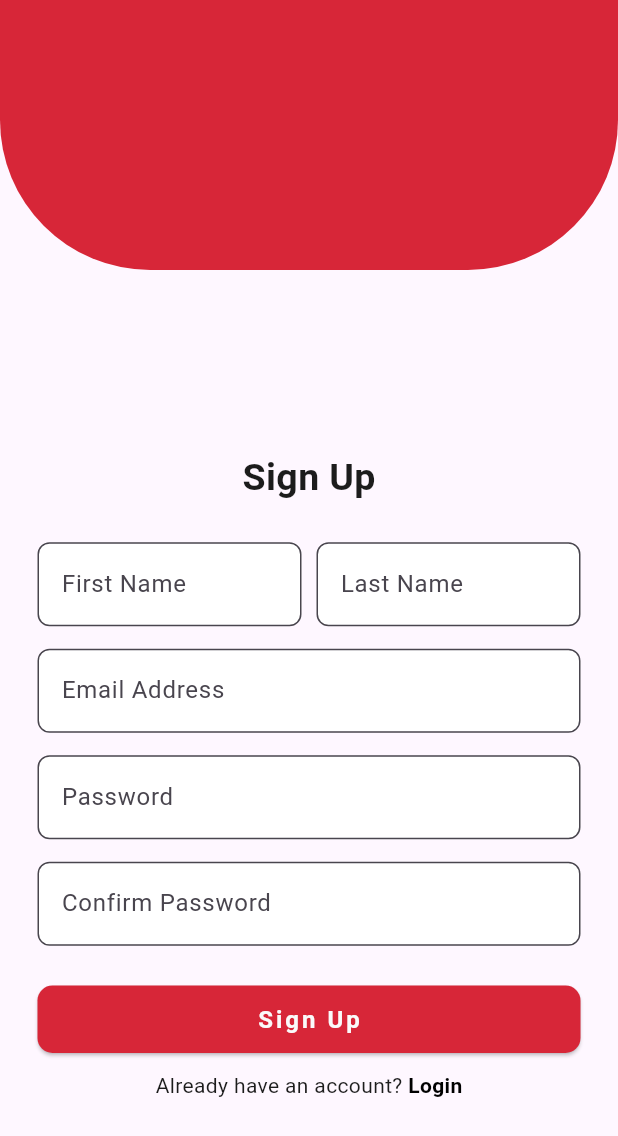
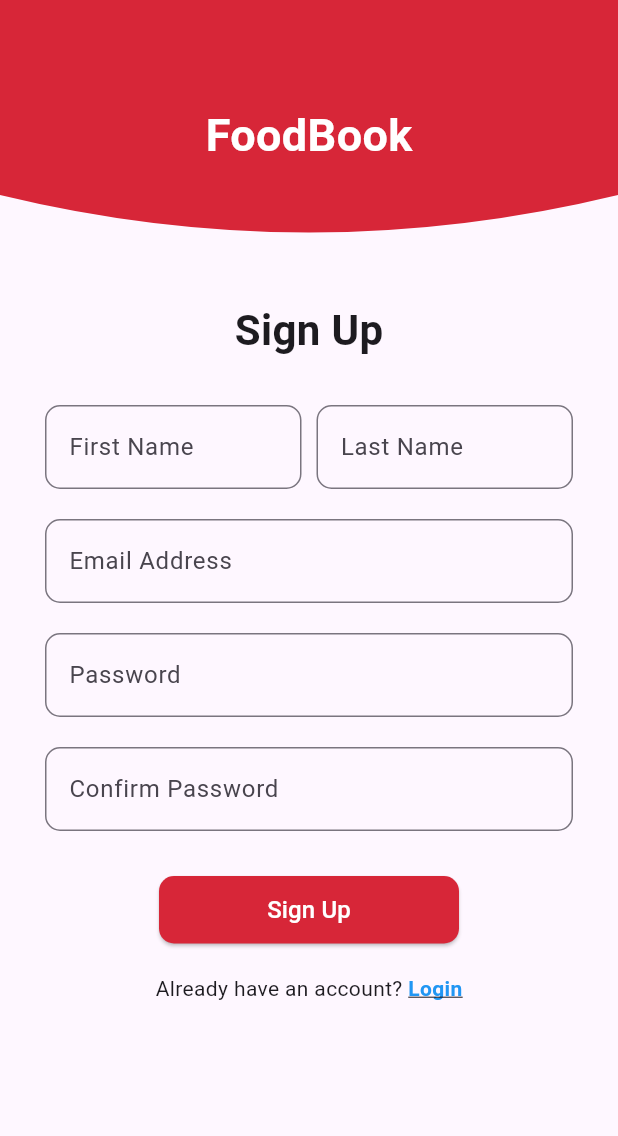
Before and after one commit to mimawibeth/foodbook, a Flutter app: the screen it shows after launch, after a tap on "Login", after a tap on "Sign up", on a phone screen of 412 x 824 dp. Shown: the top 1136 px of the screen. Run offline on Flutter 3.47's test engine with Material 3 defaults, Android fonts, the phone set to English and light mode, and no system bars; our stand-ins replace cloud_firestore, firebase_core; accounts and stored records are empty.

```diff
--- a/lib/auth/login.dart
+++ b/lib/auth/login.dart
@@ -1,7 +1,6 @@
 import 'package:cce106_flutter_project/auth/register.dart';
 import 'package:cce106_flutter_project/views/dashboard.dart';
 import 'package:flutter/material.dart';
-import 'package:firebase_auth/firebase_auth.dart';
 
 class FoodBook extends StatefulWidget {
   const FoodBook({super.key});
@@ -11,11 +10,10 @@ class FoodBook extends StatefulWidget {
 }
 
 class _FoodBookState extends State<FoodBook> {
-  TextEditingController emailController = TextEditingController();
+  TextEditingController usernameController = TextEditingController();
   TextEditingController passwordController = TextEditingController();
   late String errorMessage;
   late bool isError;
-  bool isLoading = false;
 
   @override
   void initState() {
@@ -24,60 +22,19 @@ class _FoodBookState extends State<FoodBook> {
     super.initState();
   }
 
-  void checkLogin(String email, String password) async {
+  void checkLogin(String username, String password) {
     setState(() {
+      if (username.isEmpty) {
+        errorMessage = "Please enter your Email";
+        isError = true;
+      } else if (password.isEmpty) {
+        errorMessage = "Please enter your password";
+        isError = true;
+      } else {
         errorMessage = "";
         isError = false;
-    });
-
-    if (email.isEmpty) {
-      setState(() {
-        errorMessage = "Please enter your Email";
-        isError = true;
-      });
-      return;
-    }
-
-    if (password.isEmpty) {
-      setState(() {
-        errorMessage = "Please enter your password";
-        isError = true;
-      });
-      return;
-    }
-
-    setState(() {
-      isLoading = true;
-    });
-
-    try {
-      // Firebase authentication
-      await FirebaseAuth.instance.signInWithEmailAndPassword(
-        email: email.trim(),
-        password: password.trim(),
-      );
-
-      // Successful login, navigate to Dashboard
-      Navigator.pushReplacement(
-        context,
-        MaterialPageRoute(builder: (context) => const Dashboard()),
-      );
-    } on FirebaseAuthException catch (e) {
-      setState(() {
-        isError = true;
-        if (e.code == 'user-not-found') {
-          errorMessage = "No user found for that email.";
-        } else if (e.code == 'wrong-password') {
-          errorMessage = "Incorrect password.";
-        } else {
-          errorMessage = e.message ?? "Login failed";
       }
     });
-    } finally {
-      setState(() {
-        isLoading = false;
-      });
-    }
   }
 
   @override
@@ -87,17 +44,14 @@ class _FoodBookState extends State<FoodBook> {
       body: Column(
         children: [
           // Top branding with curve
-          Container(
-            height: 220,
-            decoration: const BoxDecoration(
-              color: Color(0xFFD72638),
-              borderRadius: BorderRadius.only(
-                bottomLeft: Radius.circular(100),
-                bottomRight: Radius.circular(100),
-              ),
-            ),
-            child: const Center(
-              child: Text(
+          ClipPath(
+            clipper: CurveClipper(),
+            child: Container(
+              height: 230,
+              width: double.infinity,
+              color: const Color(0xFFD72638),
+              alignment: Alignment.center,
+              child: const Text(
                 "FoodBook",
                 style: TextStyle(
                   fontSize: 30,
@@ -116,6 +70,7 @@ class _FoodBookState extends State<FoodBook> {
                   mainAxisAlignment: MainAxisAlignment.center,
                   crossAxisAlignment: CrossAxisAlignment.start,
                   children: [
+                    // Login title
                     Row(
                       mainAxisAlignment: MainAxisAlignment.center,
                       children: [
@@ -130,6 +85,7 @@ class _FoodBookState extends State<FoodBook> {
                     ),
                     const SizedBox(height: 20),
 
+                    // Email
                     const Text(
                       "Email Address",
                       style: TextStyle(
@@ -140,7 +96,7 @@ class _FoodBookState extends State<FoodBook> {
                     ),
                     const SizedBox(height: 5),
                     TextField(
-                      controller: emailController,
+                      controller: usernameController,
                       decoration: InputDecoration(
                         hintText: "Email Address",
                         filled: true,
@@ -148,11 +104,18 @@ class _FoodBookState extends State<FoodBook> {
                         border: OutlineInputBorder(
                           borderRadius: BorderRadius.circular(8),
                         ),
+                        focusedBorder: const OutlineInputBorder(
+                          borderSide: BorderSide(
+                            color: Color(0xFF1C1C1C),
+                            width: 2,
+                          ),
+                        ),
                       ),
                     ),
 
                     const SizedBox(height: 15),
 
+                    // Password
                     const Text(
                       "Password",
                       style: TextStyle(
@@ -172,9 +135,16 @@ class _FoodBookState extends State<FoodBook> {
                         border: OutlineInputBorder(
                           borderRadius: BorderRadius.circular(8),
                         ),
+                        focusedBorder: const OutlineInputBorder(
+                          borderSide: BorderSide(
+                            color: Color(0xFF1C1C1C),
+                            width: 2,
+                          ),
+                        ),
                       ),
                     ),
 
+                    // Forgot Password
                     Align(
                       alignment: Alignment.centerRight,
                       child: TextButton(
@@ -197,10 +167,12 @@ class _FoodBookState extends State<FoodBook> {
 
                     const SizedBox(height: 10),
 
+                    // Error message
                     if (isError) Text(errorMessage, style: errorTextStyle),
 
                     const SizedBox(height: 15),
 
+                    // Login Button
                     ElevatedButton(
                       style: ElevatedButton.styleFrom(
                         minimumSize: const Size.fromHeight(50),
@@ -209,17 +181,21 @@ class _FoodBookState extends State<FoodBook> {
                           borderRadius: BorderRadius.circular(8),
                         ),
                       ),
-                      onPressed: isLoading
-                          ? null
-                          : () {
+                      onPressed: () {
                         checkLogin(
-                                emailController.text,
+                          usernameController.text,
                           passwordController.text,
                         );
+                        if (!isError) {
+                          Navigator.push(
+                            context,
+                            MaterialPageRoute(
+                              builder: (context) => const Dashboard(),
+                            ),
+                          );
+                        }
                       },
-                      child: isLoading
-                          ? const CircularProgressIndicator(color: Colors.white)
-                          : const Text(
+                      child: const Text(
                         "Login",
                         style: TextStyle(
                           fontWeight: FontWeight.bold,
@@ -229,9 +205,9 @@ class _FoodBookState extends State<FoodBook> {
                         ),
                       ),
                     ),
-
                     const SizedBox(height: 15),
 
+                    // Sign up prompt
                     Row(
                       mainAxisAlignment: MainAxisAlignment.center,
                       children: [
@@ -251,7 +227,7 @@ class _FoodBookState extends State<FoodBook> {
                           child: const Text(
                             "Sign up",
                             style: TextStyle(
-                              color: Color(0xFF1C1C1C),
+                              color: Color.fromARGB(255, 65, 106, 242),
                               fontWeight: FontWeight.bold,
                               decoration: TextDecoration.underline,
                             ),
@@ -283,3 +259,30 @@ var errorTextStyle = const TextStyle(
   fontSize: 13,
   color: Colors.red,
 );
+
+var textstyle2 = const TextStyle(
+  fontWeight: FontWeight.bold,
+  letterSpacing: 2,
+  fontSize: 14,
+  color: Colors.white,
+);
+
+class CurveClipper extends CustomClipper<Path> {
+  @override
+  Path getClip(Size size) {
+    var path = Path();
+    path.lineTo(0, size.height - 50);
+    path.quadraticBezierTo(
+      size.width / 2,
+      size.height,
+      size.width,
+      size.height - 50,
+    );
+    path.lineTo(size.width, 0);
+    path.close();
+    return path;
+  }
+
+  @override
+  bool shouldReclip(covariant CustomClipper<Path> oldClipper) => false;
+}
--- a/lib/auth/register.dart
+++ b/lib/auth/register.dart
@@ -1,138 +1,29 @@
 import 'package:cce106_flutter_project/auth/login.dart';
 import 'package:flutter/material.dart';
-import 'package:firebase_auth/firebase_auth.dart';
-import 'package:cloud_firestore/cloud_firestore.dart';
-import '../views/dashboard.dart';
 
-class RegisterPage extends StatefulWidget {
-  // ✅ Changed to StatefulWidget
+class RegisterPage extends StatelessWidget {
   const RegisterPage({super.key});
-
-  @override
-  State<RegisterPage> createState() => _RegisterPageState();
-}
-
-class _RegisterPageState extends State<RegisterPage> {
-  final TextEditingController firstNameController = TextEditingController();
-  final TextEditingController lastNameController = TextEditingController();
-  final TextEditingController emailController = TextEditingController();
-  final TextEditingController passwordController = TextEditingController();
-  final TextEditingController confirmPasswordController =
-      TextEditingController();
-
-  late String errorMessage;
-  late bool isError;
-  bool isLoading = false;
-
-  @override
-  void initState() {
-    errorMessage = "";
-    isError = false;
-    super.initState();
-  }
-
-  void checkRegister() async {
-    setState(() {
-      errorMessage = "";
-      isError = false;
-    });
-
-    if (firstNameController.text.isEmpty) {
-      setState(() {
-        errorMessage = "Please enter your first name";
-        isError = true;
-      });
-      return;
-    }
-    if (lastNameController.text.isEmpty) {
-      setState(() {
-        errorMessage = "Please enter your last name";
-        isError = true;
-      });
-      return;
-    }
-    if (emailController.text.isEmpty) {
-      setState(() {
-        errorMessage = "Please enter your email";
-        isError = true;
-      });
-      return;
-    }
-    if (passwordController.text.isEmpty) {
-      setState(() {
-        errorMessage = "Please enter your password";
-        isError = true;
-      });
-      return;
-    }
-    if (confirmPasswordController.text.isEmpty) {
-      setState(() {
-        errorMessage = "Please confirm your password";
-        isError = true;
-      });
-      return;
-    }
-    if (passwordController.text != confirmPasswordController.text) {
-      setState(() {
-        errorMessage = "Passwords do not match";
-        isError = true;
-      });
-      return;
-    }
-
-    // If all validations pass, register the user
-    setState(() {
-      isLoading = true;
-    });
-
-    try {
-      UserCredential userCredential = await FirebaseAuth.instance
-          .createUserWithEmailAndPassword(
-            email: emailController.text.trim(),
-            password: passwordController.text.trim(),
-          );
-
-      // Save extra info in Firestore
-      await FirebaseFirestore.instance
-          .collection('users')
-          .doc(userCredential.user!.uid)
-          .set({
-            'firstName': firstNameController.text.trim(),
-            'lastName': lastNameController.text.trim(),
-            'email': emailController.text.trim(),
-            'createdAt': FieldValue.serverTimestamp(),
-          });
-
-      // Navigate to Dashboard
-      Navigator.pushReplacement(
-        context,
-        MaterialPageRoute(builder: (context) => const Dashboard()),
-      );
-    } on FirebaseAuthException catch (e) {
-      setState(() {
-        isError = true;
-        errorMessage = e.message ?? "Registration failed";
-      });
-    } finally {
-      setState(() {
-        isLoading = false;
-      });
-    }
-  }
 
   @override
   Widget build(BuildContext context) {
     return Scaffold(
       body: Column(
         children: [
-          // Top branding with curve
-          Container(
+          // ✅ Curved FoodBook header
+          ClipPath(
+            clipper: CurveClipper(),
+            child: Container(
               height: 180,
-            decoration: const BoxDecoration(
-              color: Color(0xFFD72638),
-              borderRadius: BorderRadius.only(
-                bottomLeft: Radius.circular(100),
-                bottomRight: Radius.circular(100),
+              width: double.infinity,
+              color: const Color(0xFFD72638),
+              alignment: Alignment.center,
+              child: const Text(
+                "FoodBook",
+                style: TextStyle(
+                  fontSize: 30,
+                  fontWeight: FontWeight.bold,
+                  color: Colors.white,
+                ),
               ),
             ),
           ),
@@ -141,36 +32,31 @@ class _RegisterPageState extends State<RegisterPage> {
 
           // ✅ Sign Up Form
           Expanded(
-            child: Center(
             child: SingleChildScrollView(
-                child: Container(
-                  margin: const EdgeInsets.symmetric(horizontal: 25),
+              padding: const EdgeInsets.symmetric(horizontal: 30),
               child: Column(
-                    crossAxisAlignment: CrossAxisAlignment.center,
+                crossAxisAlignment: CrossAxisAlignment.start,
                 children: [
-                      const SizedBox(height: 10),
-                      Text(
+                  const Center(
+                    child: Text(
                       "Sign Up",
-                        style: const TextStyle(
-                          // ✅ Fixed textstyle
-                          fontSize: 25,
-                          color: Color(0xFF1C1C1C),
+                      style: TextStyle(
+                        fontSize: 28,
                         fontWeight: FontWeight.bold,
                       ),
                     ),
-                      const SizedBox(height: 25),
+                  ),
+                  const SizedBox(height: 30),
 
+                  // First and Last Name in a row
                   Row(
                     children: [
                       Expanded(
                         child: TextField(
-                              controller: firstNameController,
                           decoration: InputDecoration(
-                                hintText: "First Name",
-                                filled: true,
-                                fillColor: Colors.white,
+                            labelText: "First Name",
                             border: OutlineInputBorder(
-                                  borderRadius: BorderRadius.circular(8),
+                              borderRadius: BorderRadius.circular(10),
                             ),
                           ),
                         ),
@@ -178,112 +64,104 @@ class _RegisterPageState extends State<RegisterPage> {
                       const SizedBox(width: 10),
                       Expanded(
                         child: TextField(
-                              controller: lastNameController,
                           decoration: InputDecoration(
-                                hintText: "Last Name",
-                                filled: true,
-                                fillColor: Colors.white,
+                            labelText: "Last Name",
                             border: OutlineInputBorder(
-                                  borderRadius: BorderRadius.circular(8),
+                              borderRadius: BorderRadius.circular(10),
                             ),
                           ),
                         ),
                       ),
                     ],
                   ),
-                      const SizedBox(height: 15),
+                  const SizedBox(height: 20),
 
+                  // Email
                   TextField(
-                        controller: emailController,
                     decoration: InputDecoration(
-                          hintText: "Email Address",
-                          filled: true,
-                          fillColor: Colors.white,
+                      labelText: "Email Address",
                       border: OutlineInputBorder(
-                            borderRadius: BorderRadius.circular(8),
+                        borderRadius: BorderRadius.circular(10),
                       ),
                     ),
                   ),
-                      const SizedBox(height: 15),
+                  const SizedBox(height: 20),
 
+                  // Password
                   TextField(
-                        controller: passwordController,
                     obscureText: true,
                     decoration: InputDecoration(
-                          hintText: "Password",
-                          filled: true,
-                          fillColor: Colors.white,
+                      labelText: "Password",
                       border: OutlineInputBorder(
-                            borderRadius: BorderRadius.circular(8),
+                        borderRadius: BorderRadius.circular(10),
                       ),
                     ),
                   ),
-                      const SizedBox(height: 15),
+                  const SizedBox(height: 20),
 
+                  // Confirm Password
                   TextField(
-                        controller: confirmPasswordController,
                     obscureText: true,
                     decoration: InputDecoration(
-                          hintText: "Confirm Password",
-                          filled: true,
-                          fillColor: Colors.white,
+                      labelText: "Confirm Password",
                       border: OutlineInputBorder(
-                            borderRadius: BorderRadius.circular(8),
+                        borderRadius: BorderRadius.circular(10),
                       ),
                     ),
                   ),
-                      const SizedBox(height: 15),
+                  const SizedBox(height: 30),
 
-                      if (isError) Text(errorMessage, style: errorTextStyle),
-                      const SizedBox(height: 10),
-
-                      ElevatedButton(
+                  // Sign Up button
+                  Center(
+                    child: SizedBox(
+                      width: 200,
+                      height: 45,
+                      child: ElevatedButton(
                         style: ElevatedButton.styleFrom(
-                          minimumSize: const Size.fromHeight(45),
                           backgroundColor: const Color(0xFFD72638),
                           shape: RoundedRectangleBorder(
                             borderRadius: BorderRadius.circular(10),
                           ),
                         ),
-                        onPressed: isLoading ? null : checkRegister,
-                        child: isLoading
-                            ? const CircularProgressIndicator(
-                                color: Colors.white,
-                              )
-                            : const Text(
+                        onPressed: () {
+                          // handle register
+                        },
+                        child: const Text(
                           "Sign Up",
-                                style: TextStyle(
-                                  fontWeight: FontWeight.bold,
-                                  letterSpacing: 2,
-                                  fontSize: 16,
-                                  color: Color(0xFFFAFAFA),
+                          style: TextStyle(color: Colors.white, fontSize: 16),
                         ),
                       ),
                     ),
-                      const SizedBox(height: 10),
+                  ),
 
+                  const SizedBox(height: 20),
+
+                  // Already have account? Login
                   Row(
                     mainAxisAlignment: MainAxisAlignment.center,
                     children: [
-                          const Text(
-                            "Already have an account? ",
-                            style: TextStyle(color: Color(0xFF1C1C1C)),
+                      const Text("Already have an account? "),
+                      GestureDetector(
+                        onTap: () {
+                          Navigator.push(
+                            context,
+                            MaterialPageRoute(
+                              builder: (context) => const FoodBook(),
                             ),
-                          GestureDetector(
-                            onTap: () => Navigator.pop(context),
+                          );
+                        },
                         child: const Text(
                           "Login",
                           style: TextStyle(
-                                color: Colors.black,
+                            color: Colors.blue,
                             fontWeight: FontWeight.bold,
+                            decoration: TextDecoration.underline,
                           ),
                         ),
                       ),
                     ],
                   ),
                 ],
-                  ),
-                ),
               ),
             ),
           ),
--- a/lib/main.dart
+++ b/lib/main.dart
@@ -4,7 +4,13 @@ import 'auth/login.dart';
 
 void main() async {
   WidgetsFlutterBinding.ensureInitialized();
-  await Firebase.initializeApp(); // Initialize Firebase
+  try {
+    await Firebase.initializeApp();
+    print('✅ Firebase initialized successfully');
+  } catch (e, s) {
+    print('❌ Firebase init error: $e');
+    print(s);
+  }
   runApp(const MyApp());
 }
 
--- a/pubspec.yaml
+++ b/pubspec.yaml
@@ -47,7 +47,7 @@ dev_dependencies:
   # activated in the `analysis_options.yaml` file located at the root of your
   # package. See that file for information about deactivating specific lint
   # rules and activating additional ones.
-  flutter_lints: ^5.0.0
+  flutter_lints: ^6.0.0
 
 # For information on the generic Dart part of this file, see the
 # following page: https://dart.dev/tools/pub/pubspec
```
Also changed, not shown: pubspec.lock, 2 other files. Lines whose indentation alone changed are shown as unchanged.
